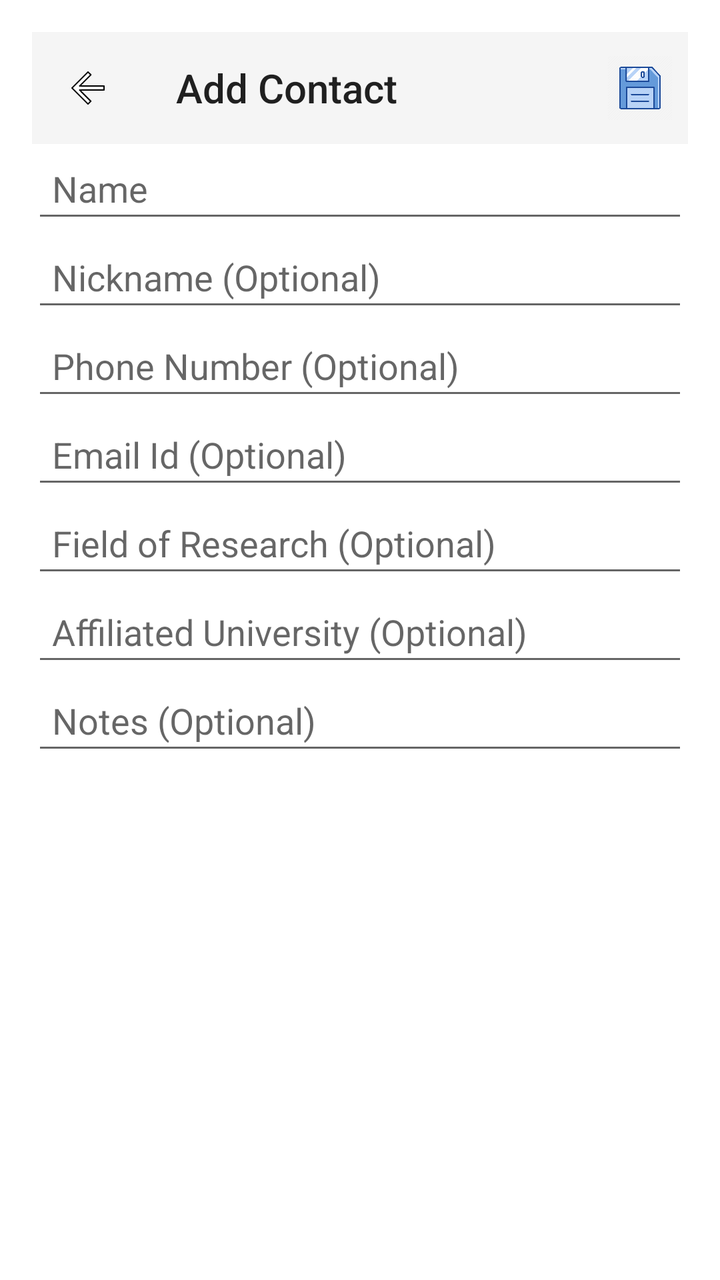
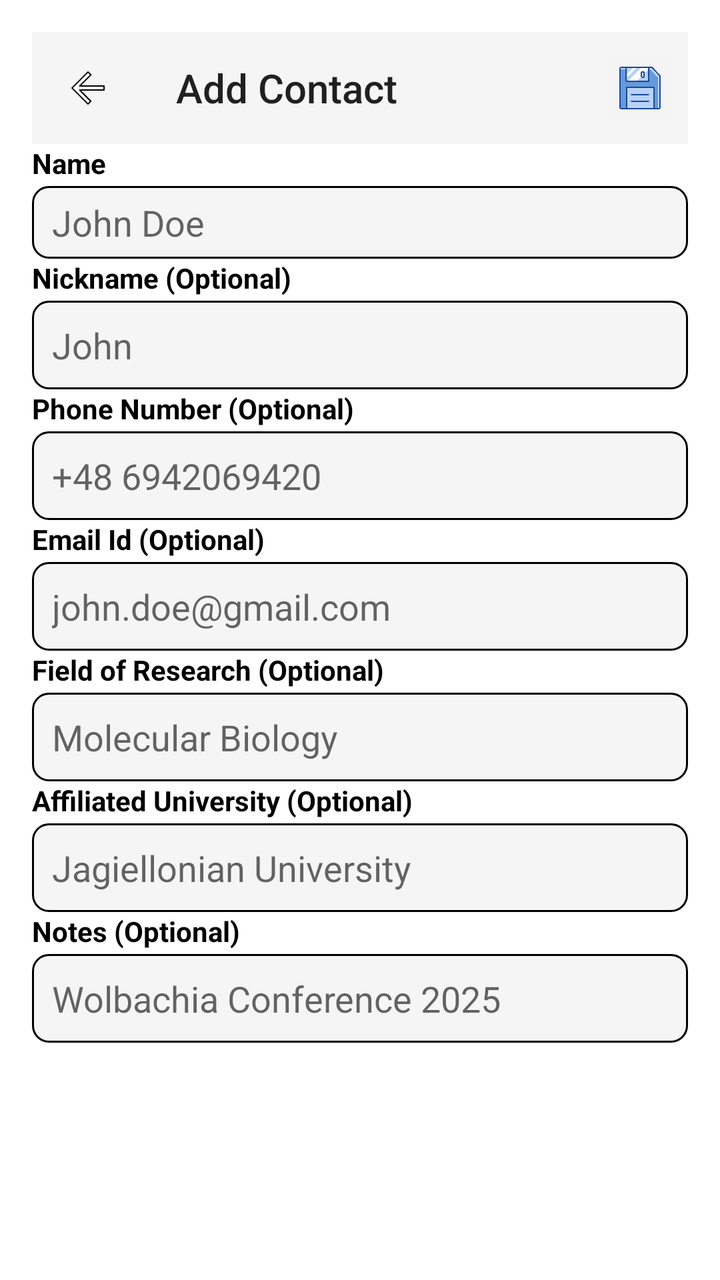

The first picture is an Android layout as it rendered before a commit; the second is the same layout after the commit. The layout source and the unified diff follow.
<!-- AndroidManifest.xml: application theme AppTheme -->
<!-- res/layout/activity_contact_entry.xml -->
<?xml version="1.0" encoding="utf-8"?>
<LinearLayout xmlns:android="http://schemas.android.com/apk/res/android"
    android:layout_width="match_parent"
    android:layout_height="match_parent"
    xmlns:app="http://schemas.android.com/apk/res-auto"
    android:orientation="vertical"
    android:padding="16dp"
    android:background="@color/white">

    <androidx.appcompat.widget.Toolbar
        android:id="@+id/contactEntryToolbar"
        android:layout_width="match_parent"
        android:layout_height="?attr/actionBarSize"
        android:background="?attr/colorPrimary"
        android:theme="@style/ThemeOverlay.AppCompat.ActionBar"
        app:title="Add Contact"
        app:titleTextAppearance="@style/TextAppearance.AppCompat.Widget.ActionBar.Title"
        app:popupTheme="@style/ThemeOverlay.AppCompat.Light"
        app:navigationIcon="@drawable/ic_back_arrow"
        app:menu="@menu/contact_entry_menu"/>

    <EditText
        android:id="@+id/et_name"
        android:layout_width="match_parent"
        android:layout_height="wrap_content"
        android:hint="Name"
        android:padding="10dp"/>

    <EditText
        android:id="@+id/et_nickname"
        android:layout_width="match_parent"
        android:layout_height="wrap_content"
        android:hint="Nickname (Optional)"
        android:padding="10dp"/>

    <EditText
        android:id="@+id/et_phone"
        android:layout_width="match_parent"
        android:layout_height="wrap_content"
        android:hint="Phone Number (Optional)"
        android:padding="10dp"
        android:inputType="phone"/>

    <EditText
        android:id="@+id/et_email"
        android:layout_width="match_parent"
        android:layout_height="wrap_content"
        android:hint="Email Id (Optional)"
        android:padding="10dp"
        android:inputType="textEmailAddress"/>

    <EditText
        android:id="@+id/et_field"
        android:layout_width="match_parent"
        android:layout_height="wrap_content"
        android:hint="Field of Research (Optional)"
        android:padding="10dp"/>

    <EditText
        android:id="@+id/et_university"
        android:layout_width="match_parent"
        android:layout_height="wrap_content"
        android:hint="Affiliated University (Optional)"
        android:padding="10dp"/>

    <EditText
        android:id="@+id/et_notes"
        android:layout_width="match_parent"
        android:layout_height="wrap_content"
        android:hint="Notes (Optional)"
        android:padding="10dp"/>

</LinearLayout>
<!-- resources referenced by this layout -->
<resources>
  <color name="white">#FFFFFFFF</color>
  <!-- drawable ic_back_arrow (drawable) -->
  <?xml version="1.0" encoding="utf-8"?>
  <vector xmlns:android="http://schemas.android.com/apk/res/android"
      android:width="24dp"
      android:height="24dp"
      android:viewportWidth="24"
      android:viewportHeight="24">
  
      <path
          android:fillColor="@android:color/white"
          android:strokeColor="@android:color/black"
          android:strokeWidth="0.7"
          android:strokeLineJoin="round"
          android:strokeLineCap="round"
          android:pathData="M20,11H7.83L13.42,5.41L12,4L4,12L12,20L13.41,18.59L7.83,13H20V11Z"/>
  </vector>
  <style name="AppTheme" parent="Theme.AppCompat.Light.NoActionBar">
          
          <item name="windowActionBar">false</item>
          <item name="windowNoTitle">true</item>
      </style>
</resources>

<!-- the commit's change to res/layout/activity_contact_entry.xml (unified diff, before → after) -->
@@ -19,55 +19,138 @@
         app:navigationIcon="@drawable/ic_back_arrow"
         app:menu="@menu/contact_entry_menu"/>
 
+    <TextView
+        android:layout_width="wrap_content"
+        android:layout_height="wrap_content"
+        android:text="Name"
+        android:textColor="@color/black"
+        android:textStyle="bold"
+        android:textSize="14sp"
+        android:layout_marginBottom="2dp"/>
+
     <EditText
         android:id="@+id/et_name"
         android:layout_width="match_parent"
         android:layout_height="wrap_content"
-        android:hint="Name"
-        android:padding="10dp"/>
+        android:hint="John Doe"
+        android:background="@drawable/edit_text_bg"
+        android:paddingTop="6dp"
+        android:paddingBottom="6dp"/>
+
+    <TextView
+        android:layout_width="wrap_content"
+        android:layout_height="wrap_content"
+        android:text="Nickname (Optional)"
+        android:textColor="@color/black"
+        android:textStyle="bold"
+        android:textSize="14sp"
+        android:layout_marginBottom="2dp"/>
 
     <EditText
         android:id="@+id/et_nickname"
         android:layout_width="match_parent"
         android:layout_height="wrap_content"
-        android:hint="Nickname (Optional)"
-        android:padding="10dp"/>
+        android:hint="John"
+        android:padding="10dp"
+        android:background="@drawable/edit_text_bg"
+        android:paddingTop="6dp"
+        android:paddingBottom="6dp"/>
+
+    <TextView
+        android:layout_width="wrap_content"
+        android:layout_height="wrap_content"
+        android:text="Phone Number (Optional)"
+        android:textColor="@color/black"
+        android:textStyle="bold"
+        android:textSize="14sp"
+        android:layout_marginBottom="2dp"/>
 
     <EditText
         android:id="@+id/et_phone"
         android:layout_width="match_parent"
         android:layout_height="wrap_content"
-        android:hint="Phone Number (Optional)"
+        android:hint="+48 6942069420"
         android:padding="10dp"
-        android:inputType="phone"/>
+        android:inputType="phone"
+        android:background="@drawable/edit_text_bg"
+        android:paddingTop="6dp"
+        android:paddingBottom="6dp"/>
+
+    <TextView
+        android:layout_width="wrap_content"
+        android:layout_height="wrap_content"
+        android:text="Email Id (Optional)"
+        android:textColor="@color/black"
+        android:textStyle="bold"
+        android:textSize="14sp"
+        android:layout_marginBottom="2dp"/>
 
     <EditText
         android:id="@+id/et_email"
         android:layout_width="match_parent"
         android:layout_height="wrap_content"
-        android:hint="Email Id (Optional)"
+        android:hint="john.doe@gmail.com"
         android:padding="10dp"
-        android:inputType="textEmailAddress"/>
+        android:inputType="textEmailAddress"
+        android:background="@drawable/edit_text_bg"
+        android:paddingTop="6dp"
+        android:paddingBottom="6dp"/>
+
+    <TextView
+        android:layout_width="wrap_content"
+        android:layout_height="wrap_content"
+        android:text="Field of Research (Optional)"
+        android:textColor="@color/black"
+        android:textStyle="bold"
+        android:textSize="14sp"
+        android:layout_marginBottom="2dp"/>
 
     <EditText
         android:id="@+id/et_field"
         android:layout_width="match_parent"
         android:layout_height="wrap_content"
-        android:hint="Field of Research (Optional)"
-        android:padding="10dp"/>
+        android:hint="Molecular Biology"
+        android:padding="10dp"
+        android:background="@drawable/edit_text_bg"
+        android:paddingTop="6dp"
+        android:paddingBottom="6dp"/>
+
+    <TextView
+        android:layout_width="wrap_content"
+        android:layout_height="wrap_content"
+        android:text="Affiliated University (Optional)"
+        android:textColor="@color/black"
+        android:textStyle="bold"
+        android:textSize="14sp"
+        android:layout_marginBottom="2dp"/>
 
     <EditText
         android:id="@+id/et_university"
         android:layout_width="match_parent"
         android:layout_height="wrap_content"
-        android:hint="Affiliated University (Optional)"
-        android:padding="10dp"/>
+        android:hint="Jagiellonian University"
+        android:padding="10dp"
+        android:background="@drawable/edit_text_bg"
+        android:paddingTop="6dp"
+        android:paddingBottom="6dp"/>
+
+    <TextView
+        android:layout_width="wrap_content"
+        android:layout_height="wrap_content"
+        android:text="Notes (Optional)"
+        android:textColor="@color/black"
+        android:textStyle="bold"
+        android:textSize="14sp"
+        android:layout_marginBottom="2dp"/>
 
     <EditText
         android:id="@+id/et_notes"
         android:layout_width="match_parent"
         android:layout_height="wrap_content"
-        android:hint="Notes (Optional)"
-        android:padding="10dp"/>
+        android:hint="Wolbachia Conference 2025"
+        android:padding="10dp"
+        android:background="@drawable/edit_text_bg"
+        android:paddingTop="6dp"
+        android:paddingBottom="6dp"/>
 
 </LinearLayout>
<!-- resource entries referenced after the edit -->
@@ -1,6 +1,24 @@
 <!-- resources referenced by this layout -->
 <resources>
+  <color name="black">#FF000000</color>
   <color name="white">#FFFFFFFF</color>
+  <!-- drawable edit_text_bg (drawable) -->
+  <?xml version="1.0" encoding="utf-8"?>
+  <shape xmlns:android="http://schemas.android.com/apk/res/android"
+      android:shape="rectangle">
+  
+      
+      <solid android:color="@color/light_gray" />
+  
+      
+      <stroke android:width="1dp" android:color="@color/black" />
+  
+      
+      <corners android:radius="8dp" />
+  
+      
+      <padding android:left="10dp" android:right="10dp" />
+  </shape>
   <!-- drawable ic_back_arrow (drawable) -->
   <?xml version="1.0" encoding="utf-8"?>
   <vector xmlns:android="http://schemas.android.com/apk/res/android"
@@ -22,5 +40,6 @@
           <item name="windowActionBar">false</item>
           <item name="windowNoTitle">true</item>
       </style>
+  <color name="light_gray">#F5F5F5</color>
 </resources>
 
